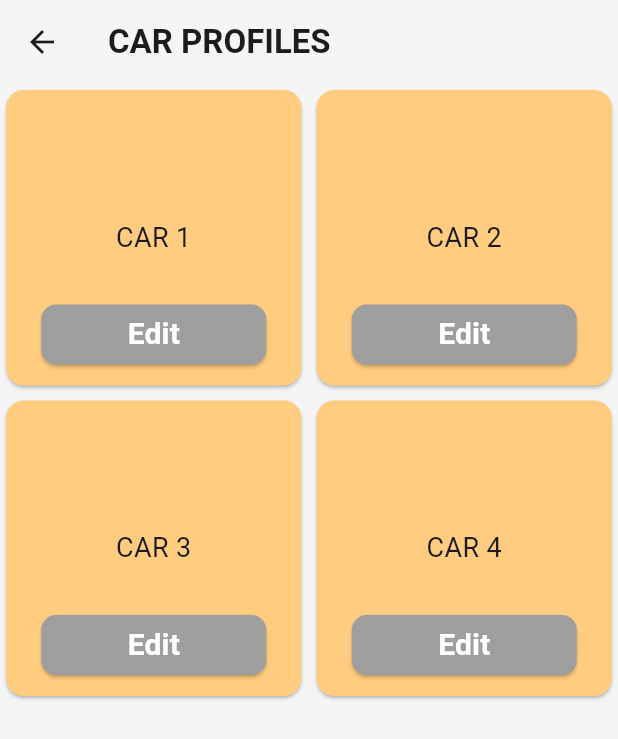
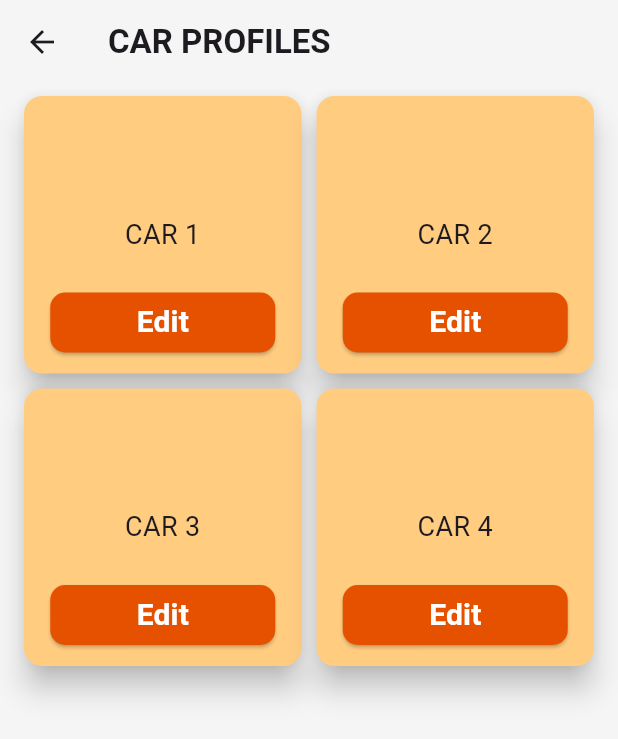
Before and after one commit to TechPyllars2024/AutoCareCarOwners, a Flutter app: the CarOwnerCarProfile screen opened directly, on a phone screen of 412 x 824 dp. Shown: the top 739 px of the screen. Run offline on Flutter 3.47's test engine with Material 3 defaults, Android fonts, the phone set to English and light mode, and no system bars; our stand-ins replace cloud_firestore, curved_navigation_bar, firebase_auth, firebase_core, firebase_storage, flutter_animate and 4 more; missing offline and left inert: flutter_pannable_rating_bar; accounts and stored records are empty.

Commit message:
update: car container and elevation

```diff
--- a/lib/ProfileManagement/screens/car_owner_car_profile.dart
+++ b/lib/ProfileManagement/screens/car_owner_car_profile.dart
@@ -73,7 +73,10 @@ class _CarOwnerCarProfileState extends State<CarOwnerCarProfile> {
           style: TextStyle(fontWeight: FontWeight.bold),
         ),
       ),
-      body: GridView.builder(
+      body: Padding(
+        padding: const EdgeInsets.symmetric(horizontal: 12.0, vertical: 4),
+        child: GridView.builder(
+
           gridDelegate: const SliverGridDelegateWithFixedCrossAxisCount(
               crossAxisCount: 2,
               crossAxisSpacing: 2,
@@ -81,6 +84,7 @@ class _CarOwnerCarProfileState extends State<CarOwnerCarProfile> {
               childAspectRatio: 1 / 1),
           itemCount: cars.length,
           itemBuilder: (context, index) => Card(
+            elevation: 8,
             color: Colors.orange.shade200,
             child: Stack(
               children: [
@@ -101,7 +105,7 @@ class _CarOwnerCarProfileState extends State<CarOwnerCarProfile> {
                           borderRadius: BorderRadius.circular(10),
                         ),
                         minimumSize: const Size(150, 40),
-                      backgroundColor: Colors.grey,
+                        backgroundColor: Colors.orange.shade900,
                       ),
                       onPressed: () {
                         _editCar(index);
@@ -120,6 +124,7 @@ class _CarOwnerCarProfileState extends State<CarOwnerCarProfile> {
             ),
           ),
         ),
+      ),
     );
   }
 }
```
Lines whose indentation alone changed are shown as unchanged.
